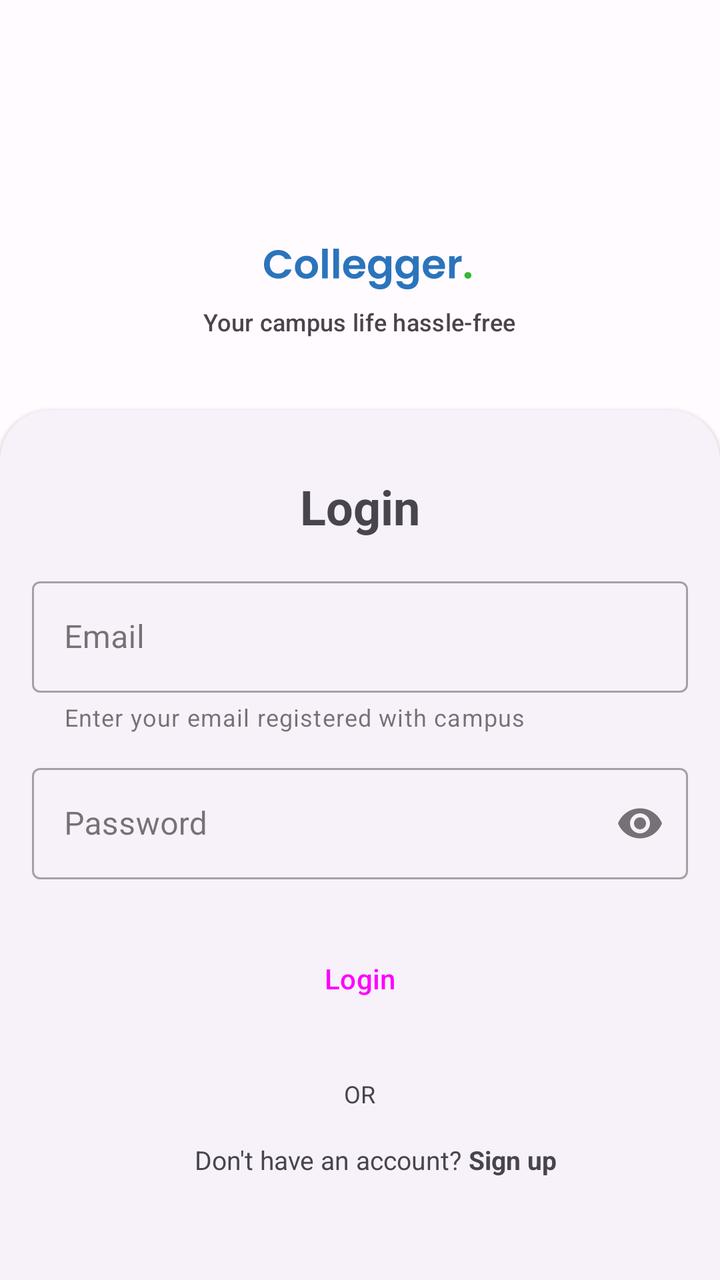
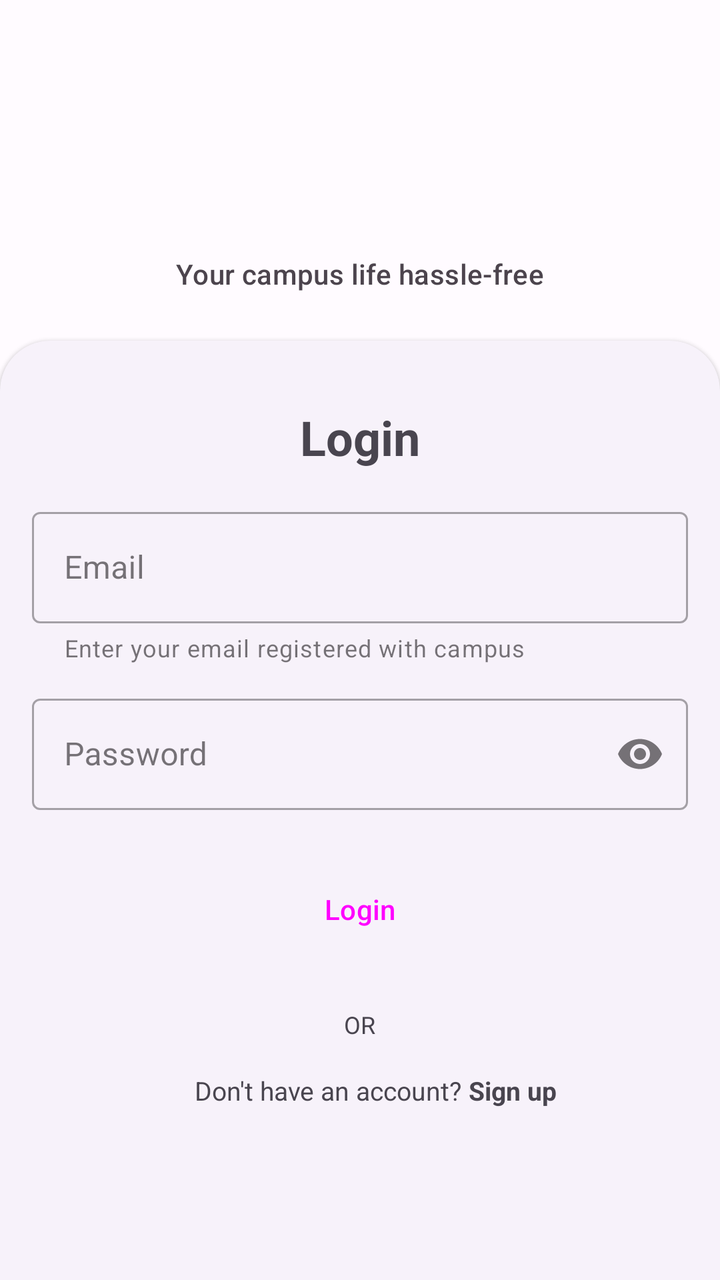

Compare the two renders of this Android layout. The source of the first and the diff that turns it into the second are given below.
<!-- AndroidManifest.xml: application theme AppTheme -->
<!-- res/layout/activity_login.xml -->
<?xml version="1.0" encoding="utf-8"?>
<androidx.constraintlayout.widget.ConstraintLayout xmlns:android="http://schemas.android.com/apk/res/android"
    xmlns:app="http://schemas.android.com/apk/res-auto"
    xmlns:tools="http://schemas.android.com/tools"
    android:layout_width="match_parent"
    android:layout_height="match_parent"
    android:orientation="vertical"
    android:gravity="center"
    tools:context="com.abs.campzio.app.auth.signin.Login">

    <ProgressBar
        android:id="@+id/loginLayoutProgressBar"
        android:layout_width="wrap_content"
        android:layout_height="wrap_content"
        android:visibility="visible"
        app:layout_constraintBottom_toBottomOf="parent"
        app:layout_constraintEnd_toEndOf="parent"
        app:layout_constraintStart_toStartOf="parent"
        app:layout_constraintTop_toTopOf="parent" />

    <LinearLayout
        android:id="@+id/loginLayout"
        android:layout_width="match_parent"
        android:layout_height="wrap_content"
        android:gravity="center"
        android:orientation="vertical"
        android:visibility="visible"
        app:layout_constraintBottom_toBottomOf="parent"
        app:layout_constraintEnd_toEndOf="parent"
        app:layout_constraintStart_toStartOf="parent">

        <View
            android:id="@+id/view4"
            android:layout_width="match_parent"
            android:layout_height="140dp"
            app:layout_constraintBottom_toTopOf="@+id/loginLayout"
            app:layout_constraintTop_toTopOf="parent" />

        <LinearLayout
            android:layout_width="match_parent"
            android:layout_height="wrap_content"
            android:gravity="center"
            android:orientation="vertical"
            android:visibility="visible"
            app:layout_constraintBottom_toTopOf="@+id/materialCardView2">

            <ImageView
                android:id="@+id/imageView2"
                android:layout_width="match_parent"
                android:layout_height="wrap_content"
                app:srcCompat="@drawable/campzio_logo_login" />

            <ImageView
                android:id="@+id/imageView3"
                android:layout_width="wrap_content"
                android:layout_height="wrap_content"
                android:paddingStart="8dp"
                android:paddingBottom="8dp"
                app:srcCompat="@drawable/campzio_" />

            <TextView
                android:layout_width="wrap_content"
                android:layout_height="wrap_content"
                android:paddingHorizontal="16dp"
                android:paddingBottom="36dp"
                android:text="Your campus life hassle-free"
                android:textAppearance="@style/TextAppearance.Material3.ActionBar.Subtitle"
                android:textSize="12sp"></TextView>

        </LinearLayout>

        <com.google.android.material.card.MaterialCardView
            android:id="@+id/materialCardView2"
            style="@style/Widget.Material3.CardView.Elevated"
            android:layout_width="match_parent"
            android:layout_height="600dp"
            android:layout_marginBottom="-50dp"
            app:cardCornerRadius="25dp"
            app:layout_constraintBottom_toBottomOf="parent">

            <LinearLayout
                android:layout_width="match_parent"
                android:layout_height="wrap_content"
                android:gravity="center"
                android:orientation="vertical">

                <TextView
                    android:layout_width="wrap_content"
                    android:layout_height="wrap_content"
                    android:paddingHorizontal="16dp"
                    android:paddingTop="32dp"
                    android:paddingBottom="8dp"
                    android:text="Login"
                    android:textSize="24sp"
                    android:textStyle="bold"></TextView>

                <com.google.android.material.textfield.TextInputLayout
                    android:id="@+id/loginEmailLayout"
                    style="@style/Widget.MaterialComponents.TextInputLayout.OutlinedBox"
                    android:layout_width="match_parent"
                    android:layout_height="wrap_content"
                    android:hint="Email"
                    android:paddingHorizontal="16dp"
                    android:paddingTop="8dp"
                    android:paddingBottom="8dp"
                    app:endIconMode="clear_text"
                    app:helperText="Enter your email registered with campus">

                    <com.google.android.material.textfield.TextInputEditText
                        android:id="@+id/loginEmail"
                        android:layout_width="match_parent"
                        android:layout_height="wrap_content"></com.google.android.material.textfield.TextInputEditText>

                </com.google.android.material.textfield.TextInputLayout>

                <com.google.android.material.textfield.TextInputLayout
                    android:id="@+id/loginPasswordLayout"
                    style="@style/Widget.MaterialComponents.TextInputLayout.OutlinedBox"
                    android:layout_width="match_parent"
                    android:layout_height="wrap_content"
                    android:hint="Password"
                    android:paddingHorizontal="16dp"
                    android:paddingTop="4dp"
                    android:paddingBottom="8dp"
                    app:endIconMode="password_toggle"
                    app:errorEnabled="false">

                    <com.google.android.material.textfield.TextInputEditText
                        android:id="@+id/loginPassword"
                        android:layout_width="match_parent"
                        android:layout_height="wrap_content"
                        android:inputType="textPassword"></com.google.android.material.textfield.TextInputEditText>

                </com.google.android.material.textfield.TextInputLayout>


                <Button
                    android:id="@+id/loginBtn"
                    style="@style/Widget.Material3.Button"
                    android:layout_width="match_parent"
                    android:layout_height="wrap_content"
                    android:layout_gravity="bottom"
                    android:layout_marginHorizontal="16dp"
                    android:layout_marginTop="16dp"
                    android:layout_marginBottom="16dp"
                    android:paddingVertical="16dp"
                    android:text="Login"></Button>

                <ProgressBar
                    android:id="@+id/loginUserProgressBar"
                    style="?android:attr/progressBarStyle"
                    android:layout_width="match_parent"
                    android:layout_height="wrap_content"
                    android:visibility="gone" />

                <TextView
                    android:layout_width="wrap_content"
                    android:layout_height="wrap_content"
                    android:paddingHorizontal="16dp"
                    android:paddingTop="8dp"
                    android:paddingBottom="8dp"
                    android:text="OR"
                    android:textSize="12sp"></TextView>

                <LinearLayout
                    android:layout_width="wrap_content"
                    android:layout_height="wrap_content">

                    <TextView
                        android:layout_width="wrap_content"
                        android:layout_height="wrap_content"
                        android:paddingStart="16dp"
                        android:paddingTop="8dp"
                        android:paddingBottom="8dp"
                        android:text="Don't have an account? "
                        android:textSize="13sp"></TextView>

                    <TextView
                        android:id="@+id/signUpTv"
                        android:layout_width="wrap_content"
                        android:layout_height="wrap_content"
                        android:paddingTop="8dp"
                        android:paddingBottom="8dp"
                        android:text="Sign up"
                        android:textSize="13sp"
                        android:textStyle="bold"></TextView>
                </LinearLayout>
            </LinearLayout>

        </com.google.android.material.card.MaterialCardView>
    </LinearLayout>



</androidx.constraintlayout.widget.ConstraintLayout>
<!-- resources referenced by this layout -->
<resources>
  <!-- drawable campzio_: vector/xml drawable (drawable, 5752 chars, omitted) -->
  <!-- drawable campzio_logo_login: vector/xml drawable (drawable, 10676 chars, omitted) -->
  <color name="md_theme_light_primary">#81449F</color>
  <color name="md_theme_light_onPrimary">#FFFFFF</color>
  <color name="md_theme_light_primaryContainer">#F7D9FF</color>
  <color name="md_theme_light_onPrimaryContainer">#310048</color>
  <color name="md_theme_light_secondary">#68596D</color>
  <color name="md_theme_light_onSecondary">#FFFFFF</color>
  <color name="md_theme_light_secondaryContainer">#F0DCF4</color>
  <color name="md_theme_light_onSecondaryContainer">#231728</color>
  <color name="md_theme_light_tertiary">#815251</color>
  <color name="md_theme_light_onTertiary">#FFFFFF</color>
  <color name="md_theme_light_tertiaryContainer">#FFDAD9</color>
  <color name="md_theme_light_onTertiaryContainer">#331111</color>
  <color name="md_theme_light_error">#BA1A1A</color>
  <color name="md_theme_light_errorContainer">#FFDAD6</color>
  <color name="md_theme_light_onError">#FFFFFF</color>
  <color name="md_theme_light_onErrorContainer">#410002</color>
  <color name="md_theme_light_background">#FFFBFF</color>
  <color name="md_theme_light_onBackground">#1E1B1E</color>
  <color name="md_theme_light_surface">#FFFBFF</color>
  <color name="md_theme_light_onSurface">#1E1B1E</color>
  <color name="md_theme_light_surfaceVariant">#EBDFEA</color>
  <color name="md_theme_light_onSurfaceVariant">#4C444D</color>
  <color name="md_theme_light_outline">#7D747E</color>
  <color name="md_theme_light_inverseOnSurface">#F6EFF3</color>
  <color name="md_theme_light_inverseSurface">#332F33</color>
  <color name="md_theme_light_inversePrimary">#E9B3FF</color>
  <!-- unchanged entries left out for length: 1 -->
</resources>

<!-- the commit's change to res/layout/activity_login.xml (unified diff, before → after) -->
@@ -41,31 +41,24 @@
             android:layout_height="wrap_content"
             android:gravity="center"
             android:orientation="vertical"
+            android:paddingBottom="24dp"
             android:visibility="visible"
             app:layout_constraintBottom_toTopOf="@+id/materialCardView2">
 
             <ImageView
-                android:id="@+id/imageView2"
+                android:id="@+id/loginLogo"
                 android:layout_width="match_parent"
-                android:layout_height="wrap_content"
-                app:srcCompat="@drawable/campzio_logo_login" />
-
-            <ImageView
-                android:id="@+id/imageView3"
-                android:layout_width="wrap_content"
-                android:layout_height="wrap_content"
-                android:paddingStart="8dp"
-                android:paddingBottom="8dp"
-                app:srcCompat="@drawable/campzio_" />
+                android:layout_height="60dp"
+                android:paddingHorizontal="48dp"
+                app:srcCompat="@drawable/campzio_logo_word" />
 
             <TextView
                 android:layout_width="wrap_content"
                 android:layout_height="wrap_content"
-                android:paddingHorizontal="16dp"
-                android:paddingBottom="36dp"
+                android:layout_marginTop="8dp"
                 android:text="Your campus life hassle-free"
                 android:textAppearance="@style/TextAppearance.Material3.ActionBar.Subtitle"
-                android:textSize="12sp"></TextView>
+                android:textSize="14sp" />
 
         </LinearLayout>
 
<!-- resource entries referenced after the edit -->
@@ -1,7 +1,6 @@
 <!-- resources referenced by this layout -->
 <resources>
-  <!-- drawable campzio_: vector/xml drawable (drawable, 5752 chars, omitted) -->
-  <!-- drawable campzio_logo_login: vector/xml drawable (drawable, 10676 chars, omitted) -->
+  <!-- drawable campzio_logo_word: png bitmap (drawable, 110723 bytes) -->
   <color name="md_theme_light_primary">#81449F</color>
   <color name="md_theme_light_onPrimary">#FFFFFF</color>
   <color name="md_theme_light_primaryContainer">#F7D9FF</color>
